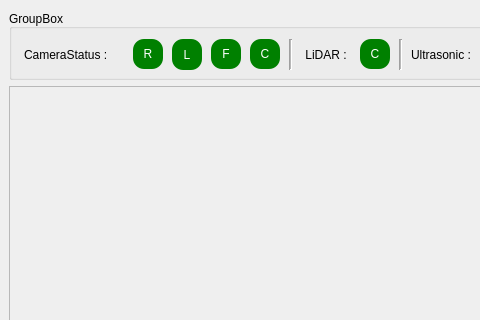
First picture: the form in src/test_tool/src/mainwindow.ui, repository Madhanprince/iris_test_tool, before the edit; both pictures show x 0 to 480 and y 0 to 320 of the 689 by 615 pixel window.
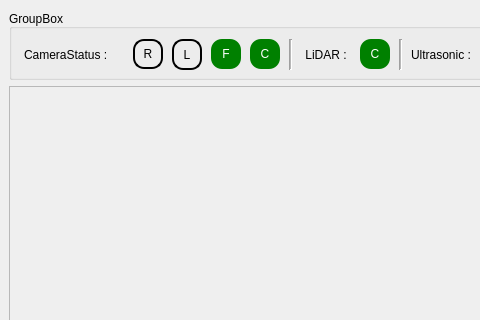
Second picture: the form after the edit.

Patch:
```diff
--- a/src/test_tool/src/mainwindow.ui
+++ b/src/test_tool/src/mainwindow.ui
@@ -104,9 +104,9 @@
           </property>
           <property name="styleSheet">
            <string notr="true">QPushButton {
+    border: 2px solid black;
     border-radius: 11px;
-    background-color: green;
-    color: white;
+    background-color: transparent;
 }</string>
           </property>
           <property name="text">
@@ -130,9 +130,9 @@
           </property>
           <property name="styleSheet">
            <string notr="true">QPushButton {
+    border: 2px solid black;
     border-radius: 11px;
-    background-color: green;
-    color: white;
+    background-color: transparent;
 }</string>
           </property>
           <property name="text">
```
